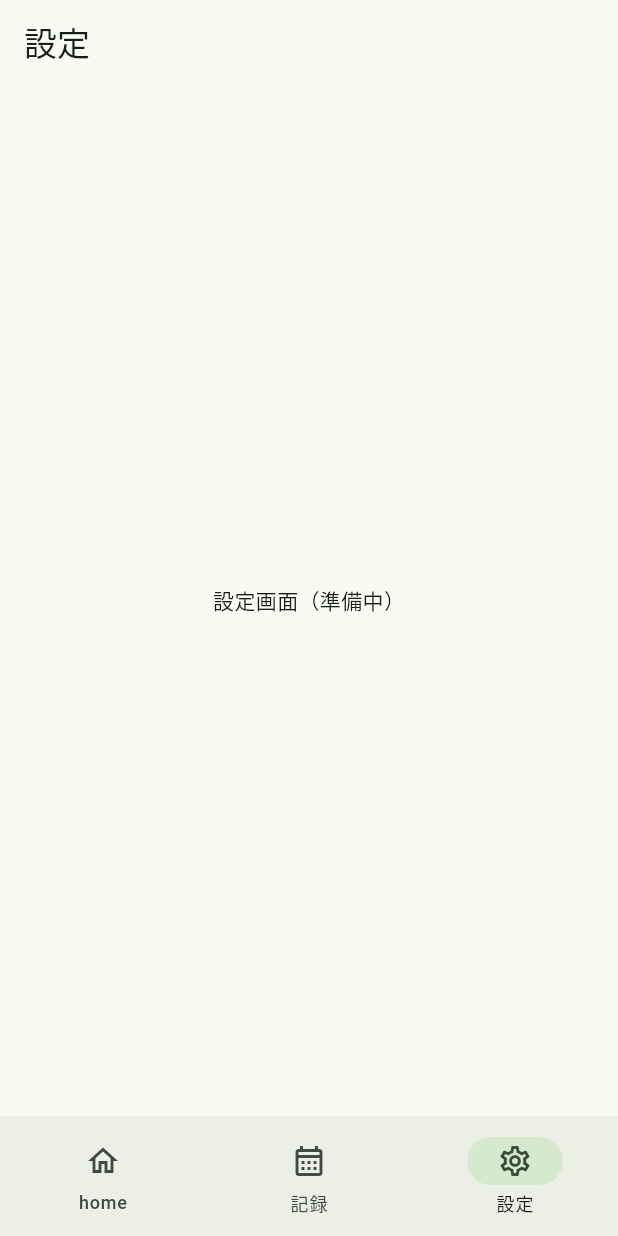
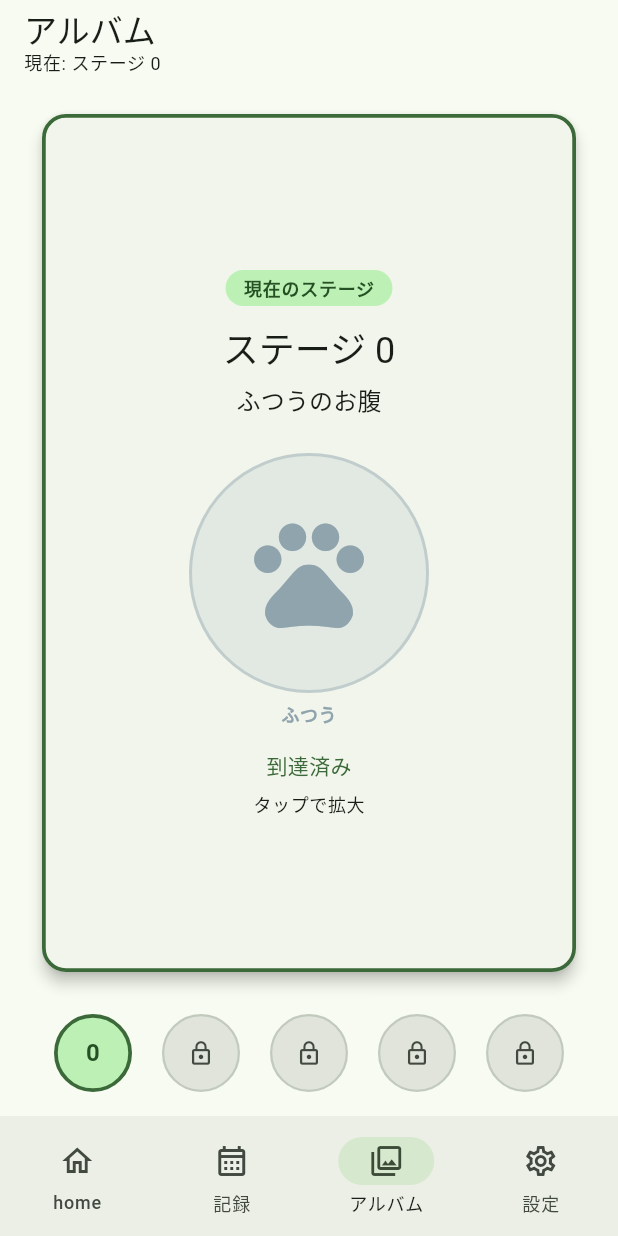
Before and after one commit to hakuchan-karityhi/fukkinApp, a Flutter app: the screen it shows after launch, item 3 of the bottom bar chosen, on a phone screen of 412 x 824 dp. Run offline on Flutter 3.47's test engine with Material 3 defaults, Android fonts, the phone set to English and light mode, and no system bars; our stand-ins replace drift, flutter_riverpod; accounts and stored records are empty; generated files the repository leaves out were written again.

Commit message:
feat: アルバムタブでキャラ腹筋ステージの遷移を閲覧できるようにする
育成の振り返り体験を追加し、下部ナビにアルバムタブを組み込む。

Co-authored-by: Cursor <cursoragent@cursor.com>

```diff
--- /dev/null
+++ b/app/lib/presentation/album/album_screen.dart
@@ -0,0 +1,434 @@
+import "package:flutter/material.dart";
+import "package:flutter_riverpod/flutter_riverpod.dart";
+
+import "../../app/providers.dart";
+import "../../domain/models/character_dialogues.dart";
+import "../widgets/character_expression_view.dart";
+
+const _stageCount = 5;
+
+const _stageLabels = [
+  "ふつうのお腹",
+  "うっすら線",
+  "薄く割れ始め",
+  "はっきり六塊",
+  "最大進化",
+];
+
+class AlbumScreen extends ConsumerStatefulWidget {
+  const AlbumScreen({super.key});
+
+  @override
+  ConsumerState<AlbumScreen> createState() => _AlbumScreenState();
+}
+
+class _AlbumScreenState extends ConsumerState<AlbumScreen> {
+  final _pageController = PageController();
+  int _selectedStage = 0;
+  bool _initialScrollDone = false;
+
+  @override
+  void dispose() {
+    _pageController.dispose();
+    super.dispose();
+  }
+
+  void _goToStage(int stage) {
+    _pageController.animateToPage(
+      stage,
+      duration: const Duration(milliseconds: 250),
+      curve: Curves.easeInOut,
+    );
+  }
+
+  void _showEnlargedPreview({
+    required int stage,
+    required bool unlocked,
+    required CharacterExpression expression,
+  }) {
+    if (!unlocked) return;
+
+    showDialog<void>(
+      context: context,
+      builder: (context) => Dialog(
+        child: Padding(
+          padding: const EdgeInsets.all(24),
+          child: Column(
+            mainAxisSize: MainAxisSize.min,
+            children: [
+              Text(
+                "ステージ $stage",
+                style: Theme.of(context).textTheme.titleLarge,
+              ),
+              const SizedBox(height: 4),
+              Text(
+                _stageLabels[stage],
+                style: Theme.of(context).textTheme.bodyMedium,
+              ),
+              const SizedBox(height: 16),
+              CharacterExpressionView(
+                absStage: stage,
+                expression: expression,
+                size: 180,
+              ),
+              const SizedBox(height: 16),
+              TextButton(
+                onPressed: () => Navigator.of(context).pop(),
+                child: const Text("閉じる"),
+              ),
+            ],
+          ),
+        ),
+      ),
+    );
+  }
+
+  @override
+  Widget build(BuildContext context) {
+    final progressAsync = ref.watch(userProgressProvider);
+    final constantsAsync = ref.watch(gameConstantsProvider);
+    final dialoguesAsync = ref.watch(characterDialoguesProvider);
+
+    return Scaffold(
+      appBar: AppBar(
+        title: progressAsync.when(
+          data: (progress) => Column(
+            crossAxisAlignment: CrossAxisAlignment.start,
+            children: [
+              const Text("アルバム"),
+              Text(
+                "現在: ステージ ${progress.absStage}",
+                style: Theme.of(context).textTheme.bodySmall,
+              ),
+            ],
+          ),
+          loading: () => const Text("アルバム"),
+          error: (_, __) => const Text("アルバム"),
+        ),
+      ),
+      body: progressAsync.when(
+        loading: () => const Center(child: CircularProgressIndicator()),
+        error: (error, _) => Center(child: Text("読み込みに失敗: $error")),
+        data: (progress) => constantsAsync.when(
+          loading: () => const Center(child: CircularProgressIndicator()),
+          error: (error, _) => Center(child: Text("定数の読み込みに失敗: $error")),
+          data: (constants) => dialoguesAsync.when(
+            loading: () => const Center(child: CircularProgressIndicator()),
+            error: (error, _) =>
+                Center(child: Text("キャラデータの読み込みに失敗: $error")),
+            data: (master) {
+              final thresholds = constants.levelThresholds;
+              final currentStage = progress.absStage.clamp(0, 4);
+
+              if (!_initialScrollDone) {
+                _initialScrollDone = true;
+                WidgetsBinding.instance.addPostFrameCallback((_) {
+                  if (mounted && _pageController.hasClients) {
+                    _pageController.jumpToPage(currentStage);
+                    setState(() => _selectedStage = currentStage);
+                  }
+                });
+              }
+
+              return Column(
+                children: [
+                  Expanded(
+                    child: PageView.builder(
+                      controller: _pageController,
+                      itemCount: _stageCount,
+                      onPageChanged: (index) =>
+                          setState(() => _selectedStage = index),
+                      itemBuilder: (context, stage) {
+                        final unlocked = stage <= currentStage;
+                        final expression = master.expressions[stage.toString()] ??
+                            master.expressions["0"]!;
+                        final requiredExp = _requiredExpForStage(stage, thresholds);
+
+                        return _StagePreviewCard(
+                          stage: stage,
+                          label: _stageLabels[stage],
+                          unlocked: unlocked,
+                          isCurrent: stage == currentStage,
+                          requiredExp: requiredExp,
+                          expression: expression,
+                          onTap: () => _showEnlargedPreview(
+                            stage: stage,
+                            unlocked: unlocked,
+                            expression: expression,
+                          ),
+                        );
+                      },
+                    ),
+                  ),
+                  const SizedBox(height: 8),
+                  _StageThumbnailRow(
+                    currentStage: currentStage,
+                    selectedStage: _selectedStage,
+                    thresholds: thresholds,
+                    onStageTap: _goToStage,
+                  ),
+                  const SizedBox(height: 16),
+                ],
+              );
+            },
+          ),
+        ),
+      ),
+    );
+  }
+}
+
+int _requiredExpForStage(int stage, List<int> thresholds) {
+  return switch (stage) {
+    0 => 0,
+    1 => thresholds[0],
+    2 => thresholds[1],
+    3 => thresholds[2],
+    4 => thresholds[3],
+    _ => 0,
+  };
+}
+
+class _StagePreviewCard extends StatelessWidget {
+  const _StagePreviewCard({
+    required this.stage,
+    required this.label,
+    required this.unlocked,
+    required this.isCurrent,
+    required this.requiredExp,
+    required this.expression,
+    required this.onTap,
+  });
+
+  final int stage;
+  final String label;
+  final bool unlocked;
+  final bool isCurrent;
+  final int requiredExp;
+  final CharacterExpression expression;
+  final VoidCallback onTap;
+
+  @override
+  Widget build(BuildContext context) {
+    final borderColor = isCurrent
+        ? Theme.of(context).colorScheme.primary
+        : Theme.of(context).colorScheme.outlineVariant;
+
+    return Padding(
+      padding: const EdgeInsets.symmetric(horizontal: 24, vertical: 16),
+      child: Card(
+        elevation: isCurrent ? 4 : 1,
+        shape: RoundedRectangleBorder(
+          borderRadius: BorderRadius.circular(16),
+          side: BorderSide(
+            color: borderColor,
+            width: isCurrent ? 2.5 : 1,
+          ),
+        ),
+        child: InkWell(
+          onTap: onTap,
+          borderRadius: BorderRadius.circular(16),
+          child: Padding(
+            padding: const EdgeInsets.all(24),
+            child: Column(
+              mainAxisAlignment: MainAxisAlignment.center,
+              children: [
+                if (isCurrent)
+                  Container(
+                    padding:
+                        const EdgeInsets.symmetric(horizontal: 12, vertical: 4),
+                    decoration: BoxDecoration(
+                      color: Theme.of(context).colorScheme.primaryContainer,
+                      borderRadius: BorderRadius.circular(12),
+                    ),
+                    child: Text(
+                      "現在のステージ",
+                      style: Theme.of(context).textTheme.labelMedium?.copyWith(
+                            color: Theme.of(context)
+                                .colorScheme
+                                .onPrimaryContainer,
+                            fontWeight: FontWeight.bold,
+                          ),
+                    ),
+                  ),
+                if (isCurrent) const SizedBox(height: 12),
+                Text(
+                  "ステージ $stage",
+                  style: Theme.of(context).textTheme.headlineSmall,
+                ),
+                const SizedBox(height: 4),
+                Text(
+                  label,
+                  style: Theme.of(context).textTheme.titleMedium,
+                ),
+                const SizedBox(height: 24),
+                if (unlocked)
+                  CharacterExpressionView(
+                    absStage: stage,
+                    expression: expression,
+                    size: 160,
+                  )
+                else
+                  _LockedStagePreview(requiredExp: requiredExp),
+                const SizedBox(height: 16),
+                Text(
+                  unlocked
+                      ? "到達済み"
+                      : "必要累計 EXP: $requiredExp",
+                  style: Theme.of(context).textTheme.bodyMedium?.copyWith(
+                        color: unlocked
+                            ? Theme.of(context).colorScheme.primary
+                            : Theme.of(context).colorScheme.onSurfaceVariant,
+                      ),
+                ),
+                if (unlocked) ...[
+                  const SizedBox(height: 8),
+                  Text(
+                    "タップで拡大",
+                    style: Theme.of(context).textTheme.bodySmall,
+                  ),
+                ],
+              ],
+            ),
+          ),
+        ),
+      ),
+    );
+  }
+}
+
+class _LockedStagePreview extends StatelessWidget {
+  const _LockedStagePreview({required this.requiredExp});
+
+  final int requiredExp;
+
+  @override
+  Widget build(BuildContext context) {
+    return Column(
+      mainAxisSize: MainAxisSize.min,
+      children: [
+        Container(
+          width: 160,
+          height: 160,
+          decoration: BoxDecoration(
+            color: Theme.of(context)
+                .colorScheme
+                .surfaceContainerHighest
+                .withValues(alpha: 0.6),
+            shape: BoxShape.circle,
+            border: Border.all(
+              color: Theme.of(context).colorScheme.outlineVariant,
+            ),
+          ),
+          child: Icon(
+            Icons.lock_outline,
+            size: 64,
+            color: Theme.of(context).colorScheme.onSurfaceVariant,
+          ),
+        ),
+        const SizedBox(height: 8),
+        Text(
+          "未到達",
+          style: Theme.of(context).textTheme.bodySmall?.copyWith(
+                color: Theme.of(context).colorScheme.onSurfaceVariant,
+              ),
+        ),
+      ],
+    );
+  }
+}
+
+class _StageThumbnailRow extends StatelessWidget {
+  const _StageThumbnailRow({
+    required this.currentStage,
+    required this.selectedStage,
+    required this.thresholds,
+    required this.onStageTap,
+  });
+
+  final int currentStage;
+  final int selectedStage;
+  final List<int> thresholds;
+  final ValueChanged<int> onStageTap;
+
+  @override
+  Widget build(BuildContext context) {
+    return Padding(
+      padding: const EdgeInsets.symmetric(horizontal: 16),
+      child: Row(
+        mainAxisAlignment: MainAxisAlignment.spaceEvenly,
+        children: [
+          for (var stage = 0; stage < _stageCount; stage++)
+            _StageThumbnail(
+              stage: stage,
+              unlocked: stage <= currentStage,
+              isSelected: stage == selectedStage,
+              isCurrent: stage == currentStage,
+              onTap: () => onStageTap(stage),
+            ),
+        ],
+      ),
+    );
+  }
+}
+
+class _StageThumbnail extends StatelessWidget {
+  const _StageThumbnail({
+    required this.stage,
+    required this.unlocked,
+    required this.isSelected,
+    required this.isCurrent,
+    required this.onTap,
+  });
+
+  final int stage;
+  final bool unlocked;
+  final bool isSelected;
+  final bool isCurrent;
+  final VoidCallback onTap;
+
+  @override
+  Widget build(BuildContext context) {
+    final colorScheme = Theme.of(context).colorScheme;
+
+    return GestureDetector(
+      onTap: onTap,
+      child: AnimatedContainer(
+        duration: const Duration(milliseconds: 200),
+        width: 52,
+        height: 52,
+        decoration: BoxDecoration(
+          shape: BoxShape.circle,
+          color: isSelected
+              ? colorScheme.primaryContainer
+              : colorScheme.surfaceContainerHighest,
+          border: Border.all(
+            color: isCurrent
+                ? colorScheme.primary
+                : isSelected
+                    ? colorScheme.primary.withValues(alpha: 0.5)
+                    : colorScheme.outlineVariant,
+            width: isCurrent ? 2.5 : 1.5,
+          ),
+        ),
+        child: Center(
+          child: unlocked
+              ? Text(
+                  "$stage",
+                  style: Theme.of(context).textTheme.titleMedium?.copyWith(
+                        fontWeight: FontWeight.bold,
+                        color: isSelected
+                            ? colorScheme.onPrimaryContainer
+                            : colorScheme.onSurface,
+                      ),
+                )
+              : Icon(
+                  Icons.lock_outline,
+                  size: 18,
+                  color: colorScheme.onSurfaceVariant,
+                ),
+        ),
+      ),
+    );
+  }
+}
--- a/app/lib/presentation/main/main_shell.dart
+++ b/app/lib/presentation/main/main_shell.dart
@@ -1,5 +1,6 @@
 import "package:flutter/material.dart";
 
+import "../album/album_screen.dart";
 import "../home/home_screen.dart";
 import "../records/records_screen.dart";
 import "../settings/settings_screen.dart";
@@ -17,6 +18,7 @@ class _MainShellState extends State<MainShell> {
   static const _tabs = [
     _TabItem(label: "home", icon: Icons.home_outlined),
     _TabItem(label: "記録", icon: Icons.calendar_month_outlined),
+    _TabItem(label: "アルバム", icon: Icons.collections_outlined),
     _TabItem(label: "設定", icon: Icons.settings_outlined),
   ];
 
@@ -28,6 +30,7 @@ class _MainShellState extends State<MainShell> {
         children: const [
           HomeScreen(),
           RecordsScreen(),
+          AlbumScreen(),
           SettingsScreen(),
         ],
       ),
```
Also changed, not shown: 2 other files.
